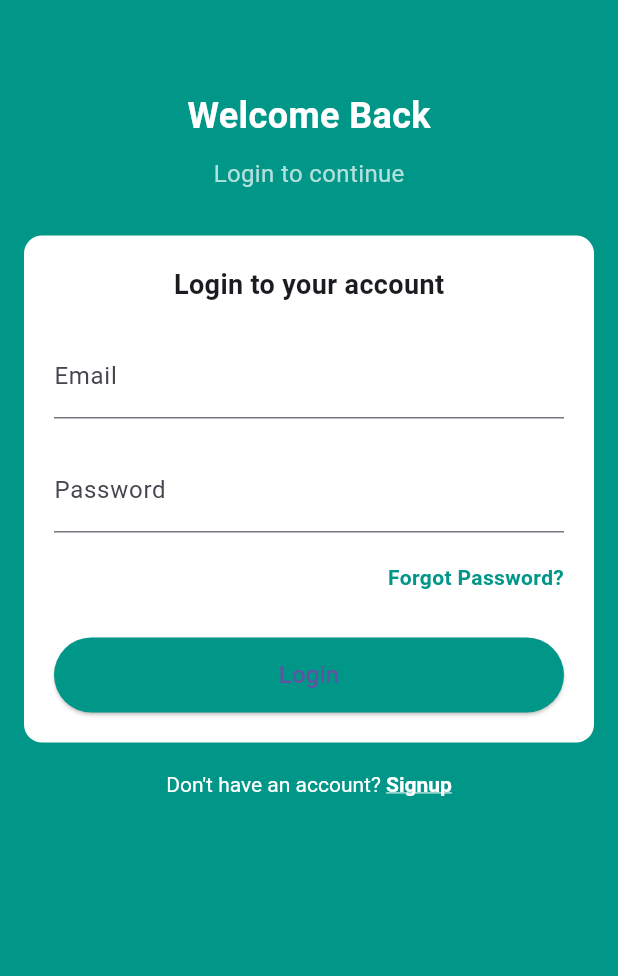
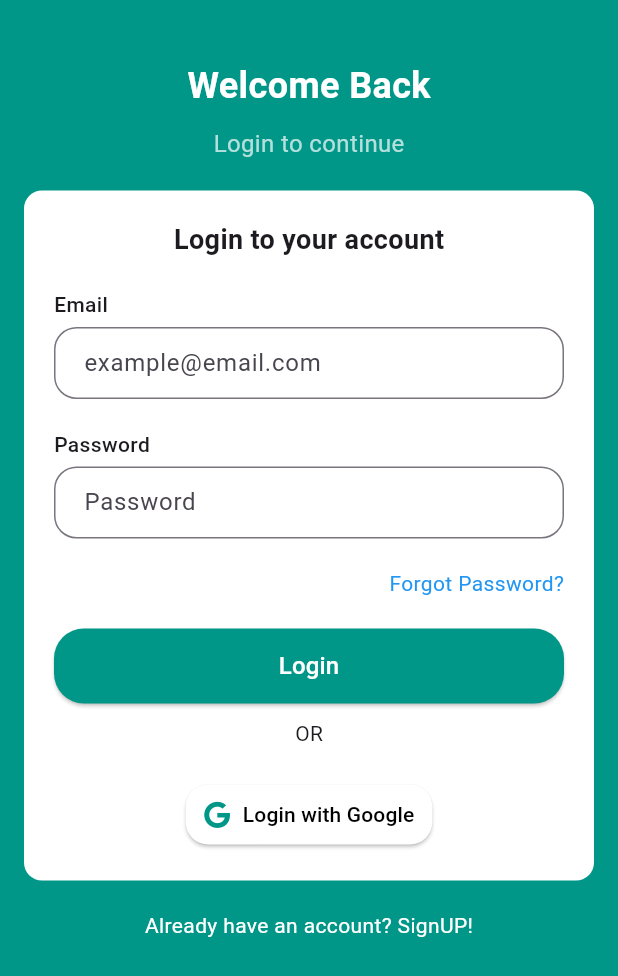
Before and after one commit to Ahad-Khan9076/sales_management, a Flutter app: the screen it shows after launch, after a tap on "Already have an account? Login", on a phone screen of 412 x 824 dp. Shown: the top 976 px of the screen. Run offline on Flutter 3.47's test engine with Material 3 defaults, Android fonts, the phone set to English and light mode, and no system bars; our stand-ins replace country_code_picker, font_awesome_flutter, get.

Commit message:
Component Class Created

```diff
--- /dev/null
+++ b/lib/components/reusable_components.dart
@@ -0,0 +1,70 @@
+import 'package:flutter/material.dart';
+import 'package:font_awesome_flutter/font_awesome_flutter.dart';
+
+class CustomTextField extends StatelessWidget {
+  final String label;
+  final String hintText;
+  final bool obscureText;
+  final TextEditingController? controller;
+
+  CustomTextField({
+    required this.label,
+    required this.hintText,
+    this.obscureText = false,
+    this.controller,
+  });
+
+  @override
+  Widget build(BuildContext context) {
+    return Column(
+      crossAxisAlignment: CrossAxisAlignment.start,
+      children: [
+        Text(
+          label,
+          style: TextStyle(fontSize: 14, fontWeight: FontWeight.w500),
+        ),
+        const SizedBox(height: 5),
+        TextField(
+          controller: controller,
+          obscureText: obscureText,
+          decoration: InputDecoration(
+            hintText: hintText,
+            contentPadding: const EdgeInsets.symmetric(vertical: 8, horizontal: 16),
+            border: OutlineInputBorder(
+              borderRadius: BorderRadius.circular(15),
+              borderSide: BorderSide(color: Colors.grey[400]!),
+            ),
+          ),
+        ),
+      ],
+    );
+  }
+}
+
+class SocialMediaButton extends StatelessWidget {
+  final IconData icon;
+  final String text;
+  final VoidCallback onPressed;
+
+  SocialMediaButton({
+    required this.icon,
+    required this.text,
+    required this.onPressed,
+  });
+
+  @override
+  Widget build(BuildContext context) {
+    return ElevatedButton.icon(
+      onPressed: onPressed,
+      icon: Icon(icon, color: Colors.teal),
+      label: Text(text, style: TextStyle(color: Colors.black)),
+      style: ElevatedButton.styleFrom(
+        backgroundColor: Colors.white,
+        shape: RoundedRectangleBorder(
+          borderRadius: BorderRadius.circular(15),
+        ),
+        padding: const EdgeInsets.symmetric(horizontal: 12, vertical: 10),
+      ),
+    );
+  }
+}
--- a/lib/main.dart
+++ b/lib/main.dart
@@ -1,4 +1,5 @@
 import 'package:flutter/material.dart';
+import 'package:get/get.dart';
 import 'package:sales_management/screens/signup_screen.dart';
 import 'package:sales_management/screens/splash_screen.dart';
 
@@ -12,7 +13,7 @@ class MyApp extends StatelessWidget {
   // This widget is the root of your application.
   @override
   Widget build(BuildContext context) {
-    return MaterialApp(
+    return GetMaterialApp(
       debugShowCheckedModeBanner: false,
       home: SignupScreen(),
     );
--- a/lib/screens/login_screen.dart
+++ b/lib/screens/login_screen.dart
@@ -1,4 +1,8 @@
 import 'package:flutter/material.dart';
+import 'package:font_awesome_flutter/font_awesome_flutter.dart';
+import 'package:get/get.dart';
+import '../components/reusable_components.dart';
+
 
 class LoginScreen extends StatefulWidget {
   const LoginScreen({super.key});
@@ -18,9 +22,9 @@ class _LoginScreenState extends State<LoginScreen> {
           child: Column(
             crossAxisAlignment: CrossAxisAlignment.start,
             children: [
-              const SizedBox(height: 60),
-              Center(
-                child: const Text(
+              const SizedBox(height: 40),
+              const Center(
+                child: Text(
                   "Welcome Back",
                   style: TextStyle(
                     color: Colors.white,
@@ -30,8 +34,8 @@ class _LoginScreenState extends State<LoginScreen> {
                 ),
               ),
               const SizedBox(height: 10),
-              Center(
-                child: const Text(
+              const Center(
+                child: Text(
                   "Login to continue",
                   style: TextStyle(
                     color: Colors.white70,
@@ -39,7 +43,8 @@ class _LoginScreenState extends State<LoginScreen> {
                   ),
                 ),
               ),
-              const SizedBox(height: 30),
+              const SizedBox(height: 20),
+
               Container(
                 padding: const EdgeInsets.all(20),
                 width: double.infinity,
@@ -51,78 +56,53 @@ class _LoginScreenState extends State<LoginScreen> {
                   children: [
                     const Text(
                       "Login to your account",
-                      style: TextStyle(
-                        fontSize: 18,
-                        fontWeight: FontWeight.bold,
-                      ),
+                      style: TextStyle(fontSize: 18, fontWeight: FontWeight.bold),
                     ),
                     const SizedBox(height: 20),
-                    const TextField(
-                      decoration: InputDecoration(
-                        labelText: "Email",
-                      ),
-                    ),
+                    CustomTextField(label: "Email", hintText: "example@email.com"),
                     const SizedBox(height: 20),
-                    const TextField(
-                      obscureText: true,
-                      decoration: InputDecoration(
-                        labelText: "Password",
-                      ),
-                    ),
+                    CustomTextField(label: "Password", hintText: "Password", obscureText: true),
                     const SizedBox(height: 20),
                     GestureDetector(
-                      onTap: () {
-                        // Implement forgot password functionality here
-                      },
+                      onTap: () {},
                       child: const Align(
                         alignment: Alignment.centerRight,
                         child: Text(
                           "Forgot Password?",
-                          style: TextStyle(
-                            color: Colors.teal,
-                            fontWeight: FontWeight.bold,
-                          ),
+                          style: TextStyle(color: Colors.blue, fontSize: 14),
                         ),
                       ),
                     ),
-                    const SizedBox(height: 30),
+                    const SizedBox(height: 20),
                     ElevatedButton(
                       onPressed: () {},
                       style: ElevatedButton.styleFrom(
                         backgroundColor: Colors.teal,
                         minimumSize: const Size(double.infinity, 50),
+                        shape: RoundedRectangleBorder(borderRadius: BorderRadius.circular(20)),
                       ),
-                      child: const Text(
-                        "Login",
-                        style: TextStyle(fontSize: 16),
-                      ),
+                      child: const Text("Login", style: TextStyle(fontSize: 16, color: Colors.white)),
                     ),
+                    const SizedBox(height: 10,),
+                    const Text('OR'),
+                    const SizedBox(height: 20,),
+                    SocialMediaButton(icon: FontAwesomeIcons.google, text:'Login with Google', onPressed: (){}),
                   ],
                 ),
               ),
-              const SizedBox(height: 20),
-              Center(
-                child: GestureDetector(
-                  onTap: () {
-                    Navigator.pop(context);
-                  },
-                  child: RichText(
-                    text: TextSpan(
-                      text: "Don't have an account? ",
-                      style: const TextStyle(color: Colors.white),
-                      children: const [
-                        TextSpan(
-                          text: "Signup",
-                          style: TextStyle(
-                            fontWeight: FontWeight.bold,
-                            decoration: TextDecoration.underline,
-                          ),
-                        ),
-                      ],
-                    ),
-                  ),
+              const SizedBox(height: 20,),
+              GestureDetector(
+                onTap: (){
+                    GetSnackBar(
+                    snackPosition: SnackPosition.TOP,
+                      title: 'Signup',
+                    titleText: Text('Get ready to get Signup in the account'),
+                  );
+                },
+                child: const Center(
+                  child: Text('Already have an account? SignUP!',style: TextStyle(color:Colors.white),),
                 ),
-              ),
+              )
             ],
           ),
         ),
--- a/lib/screens/signup_screen.dart
+++ b/lib/screens/signup_screen.dart
@@ -2,6 +2,7 @@ import 'package:flutter/material.dart';
 import 'package:country_code_picker/country_code_picker.dart';
 import 'package:font_awesome_flutter/font_awesome_flutter.dart';
 import 'package:get/get.dart';
+import '../components/reusable_components.dart';
 import 'login_screen.dart';
 
 class SignupScreen extends StatelessWidget {
@@ -37,7 +38,6 @@ class SignupScreen extends StatelessWidget {
                 ),
               ),
               const SizedBox(height: 30),
-              // White Container with Rounded Borders
               Container(
                 padding: const EdgeInsets.all(20),
                 width: double.infinity,
@@ -63,19 +63,16 @@ class SignupScreen extends StatelessWidget {
                       ),
                     ),
                     const SizedBox(height: 20),
-                    // Social Media Buttons
                     Row(
                       mainAxisAlignment: MainAxisAlignment.center,
                       children: [
-                        // Google Button
-                        socialMediaButton(
+                        SocialMediaButton(
                           icon: FontAwesomeIcons.google,
                           text: 'Google',
                           onPressed: () {},
                         ),
                         const SizedBox(width: 20),
-                        // GitHub Button
-                        socialMediaButton(
+                        SocialMediaButton(
                           icon: FontAwesomeIcons.github,
                           text: 'GitHub',
                           onPressed: () {},
@@ -83,56 +80,28 @@ class SignupScreen extends StatelessWidget {
                       ],
                     ),
                     const SizedBox(height: 20),
-                    // Divider with Text OR
                     const Row(
                       children: [
-                        Expanded(
-                          child: Divider(
-                            thickness: 1,
-                            color: Colors.black45,
-                          ),
-                        ),
+                        Expanded(child: Divider(thickness: 1, color: Colors.black45)),
                         Padding(
                           padding: EdgeInsets.symmetric(horizontal: 8.0),
-                          child: Text(
-                            "OR",
-                            style: TextStyle(
-                              color: Colors.black54,
-                              fontSize: 16,
-                            ),
-                          ),
+                          child: Text("OR", style: TextStyle(color: Colors.black54, fontSize: 16)),
                         ),
-                        Expanded(
-                          child: Divider(
-                            thickness: 2,
-                            color: Colors.black45,
-                          ),
-                        ),
+                        Expanded(child: Divider(thickness: 2, color: Colors.black45)),
                       ],
                     ),
                     const SizedBox(height: 20),
-                    // First Name and Last Name Row
                     Row(
                       children: [
-                        Expanded(
-                          child: customTextField(
-                            label: "First Name",
-                            hintText: "First Name",
-                          ),
-                        ),
+                        Expanded(child: CustomTextField(label: "First Name", hintText: "First Name")),
                         const SizedBox(width: 10),
-                        Expanded(
-                          child: customTextField(
-                            label: "Last Name",
-                            hintText: "Last Name",
-                          ),
-                        ),
+                        Expanded(child: CustomTextField(label: "Last Name", hintText: "Last Name")),
                       ],
                     ),
                     const SizedBox(height: 20),
-                    customTextField(label: "Email", hintText: "example@email.com"),
+                    CustomTextField(label: "Email", hintText: "example@email.com"),
                     const SizedBox(height: 20),
-                    customTextField(label: "Password", hintText: "Password", obscureText: true),
+                    CustomTextField(label: "Password", hintText: "Password", obscureText: true),
                     const SizedBox(height: 20),
                     Row(
                       children: [
@@ -141,9 +110,7 @@ class SignupScreen extends StatelessWidget {
                           initialSelection: 'US',
                           favorite: ['+1', 'US'],
                         ),
-                        Expanded(
-                          child: customTextField(label: "Phone Number"),
-                        ),
+                        Expanded(child: CustomTextField(label: "Phone Number", hintText: "")),
                       ],
                     ),
                     const SizedBox(height: 30),
@@ -152,20 +119,14 @@ class SignupScreen extends StatelessWidget {
                       style: ElevatedButton.styleFrom(
                         backgroundColor: Colors.teal,
                         minimumSize: const Size(double.infinity, 50),
-                        shape: RoundedRectangleBorder(
-                          borderRadius: BorderRadius.circular(20),
-                        ),
+                        shape: RoundedRectangleBorder(borderRadius: BorderRadius.circular(20)),
                       ),
-                      child: const Text(
-                        "Signup",
-                        style: TextStyle(fontSize: 16, color: Colors.white),
-                      ),
+                      child: const Text("Signup", style: TextStyle(fontSize: 16, color: Colors.white)),
                     ),
                   ],
                 ),
               ),
               const SizedBox(height: 20),
-              // Already have an account? Login
               GestureDetector(
                 onTap: () {
                   Get.to(LoginScreen());
@@ -177,10 +138,7 @@ class SignupScreen extends StatelessWidget {
                     children: [
                       TextSpan(
                         text: "Login",
-                        style: TextStyle(
-                          fontWeight: FontWeight.bold,
-                          decoration: TextDecoration.underline,
-                        ),
+                        style: TextStyle(fontWeight: FontWeight.bold, decoration: TextDecoration.underline),
                       ),
                     ],
                   ),
@@ -192,44 +150,4 @@ class SignupScreen extends StatelessWidget {
       ),
     );
   }
-
-  // Custom TextField Widget
-  Widget customTextField({String label = '', String hintText = '', bool obscureText = false}) {
-    return Column(
-      crossAxisAlignment: CrossAxisAlignment.start,
-      children: [
-        Text(
-          label,
-          style: TextStyle(fontSize: 14, fontWeight: FontWeight.w500),
-        ),
-        TextField(
-          obscureText: obscureText,
-          decoration: InputDecoration(
-            hintText: hintText,
-            contentPadding: const EdgeInsets.symmetric(vertical: 8, horizontal: 16),
-            border: OutlineInputBorder(
-              borderRadius: BorderRadius.circular(15),
-              borderSide: BorderSide(color: Colors.grey[400]!),
-            ),
-          ),
-        ),
-      ],
-    );
-  }
-
-  // Social Media Button Widget
-  Widget socialMediaButton({required IconData icon, required String text, required VoidCallback onPressed}) {
-    return ElevatedButton.icon(
-      onPressed: onPressed,
-      icon: Icon(icon, color: Colors.teal),
-      label: Text(text, style: TextStyle(color: Colors.black)),
-      style: ElevatedButton.styleFrom(
-        backgroundColor: Colors.white,
-        shape: RoundedRectangleBorder(
-          borderRadius: BorderRadius.circular(15),
-        ),
-        padding: const EdgeInsets.symmetric(horizontal: 12, vertical: 10),
-      ),
-    );
-  }
 }
```
